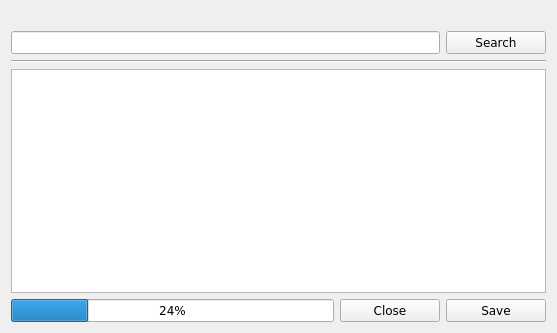
Qt form branches/sayonara-626/src/GUI/alternate_covers/GUI_Alternate_Covers.ui (shahid334/sayonara-player) before a commit.
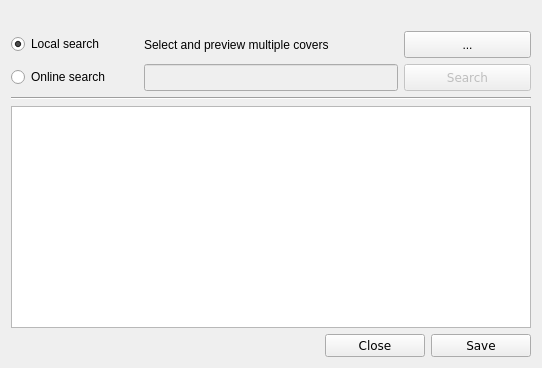
The same form after that commit.

Patch:
```diff
--- a/branches/sayonara-626/src/GUI/alternate_covers/GUI_Alternate_Covers.ui
+++ b/branches/sayonara-626/src/GUI/alternate_covers/GUI_Alternate_Covers.ui
@@ -6,71 +6,86 @@
    <rect>
     <x>0</x>
     <y>0</y>
-    <width>557</width>
-    <height>333</height>
+    <width>538</width>
+    <height>368</height>
    </rect>
   </property>
   <property name="windowTitle">
    <string>Search alternative image</string>
   </property>
   <layout class="QGridLayout" name="gridLayout">
-   <item row="0" column="0" colspan="3">
-    <widget class="QLabel" name="lab_title">
-     <property name="font">
-      <font>
-       <family>DejaVu Sans</family>
-       <weight>75</weight>
-       <bold>true</bold>
-      </font>
-     </property>
-     <property name="text">
-      <string/>
-     </property>
-    </widget>
+   <item row="5" column="0" colspan="4">
+    <layout class="QHBoxLayout" name="horizontalLayout">
+     <item>
+      <spacer name="horizontalSpacer">
+       <property name="orientation">
+        <enum>Qt::Horizontal</enum>
+       </property>
+       <property name="sizeHint" stdset="0">
+        <size>
+         <width>40</width>
+         <height>20</height>
+        </size>
+       </property>
+      </spacer>
+     </item>
+     <item>
+      <widget class="QPushButton" name="btn_cancel">
+       <property name="minimumSize">
+        <size>
+         <width>100</width>
+         <height>0</height>
+        </size>
+       </property>
+       <property name="maximumSize">
+        <size>
+         <width>100</width>
+         <height>16777215</height>
+        </size>
+       </property>
+       <property name="font">
+        <font>
+         <family>DejaVu Sans</family>
+        </font>
+       </property>
+       <property name="focusPolicy">
+        <enum>Qt::NoFocus</enum>
+       </property>
+       <property name="text">
+        <string>Close</string>
+       </property>
+      </widget>
+     </item>
+     <item>
+      <widget class="QPushButton" name="btn_save">
+       <property name="minimumSize">
+        <size>
+         <width>100</width>
+         <height>0</height>
+        </size>
+       </property>
+       <property name="maximumSize">
+        <size>
+         <width>100</width>
+         <height>16777215</height>
+        </size>
+       </property>
+       <property name="font">
+        <font>
+         <family>DejaVu Sans</family>
+        </font>
+       </property>
+       <property name="focusPolicy">
+        <enum>Qt::NoFocus</enum>
+       </property>
+       <property name="text">
+        <string>Save</string>
+       </property>
+      </widget>
+     </item>
+    </layout>
    </item>
-   <item row="1" column="0" colspan="2">
-    <widget class="QLineEdit" name="le_search">
-     <property name="font">
-      <font>
-       <family>DejaVu Sans</family>
-      </font>
-     </property>
-    </widget>
-   </item>
-   <item row="1" column="2">
-    <widget class="QPushButton" name="btn_search">
-     <property name="sizePolicy">
-      <sizepolicy hsizetype="Fixed" vsizetype="Fixed">
-       <horstretch>0</horstretch>
-       <verstretch>0</verstretch>
-      </sizepolicy>
-     </property>
-     <property name="minimumSize">
-      <size>
-       <width>50</width>
-       <height>0</height>
-      </size>
-     </property>
-     <property name="maximumSize">
-      <size>
-       <width>156113</width>
-       <height>16777215</height>
-      </size>
-     </property>
-     <property name="font">
-      <font>
-       <family>DejaVu Sans</family>
-      </font>
-     </property>
-     <property name="focusPolicy">
-      <enum>Qt::NoFocus</enum>
-     </property>
-     <property name="text">
-      <string>Search</string>
-     </property>
-    </widget>
-   </item>
-   <item row="2" column="0" colspan="3">
+   <item row="3" column="0" colspan="4">
     <widget class="Line" name="line">
      <property name="font">
       <font>
@@ -82,8 +97,11 @@
      </property>
     </widget>
    </item>
-   <item row="3" column="0" colspan="3">
+   <item row="4" column="0" colspan="4">
     <widget class="QTableView" name="tv_images">
+     <property name="enabled">
+      <bool>true</bool>
+     </property>
      <property name="minimumSize">
       <size>
        <width>520</width>
@@ -139,18 +157,41 @@
      </attribute>
     </widget>
    </item>
-   <item row="4" column="1">
-    <widget class="QPushButton" name="btn_cancel">
+   <item row="0" column="0" colspan="4">
+    <widget class="QLabel" name="lab_title">
+     <property name="font">
+      <font>
+       <family>DejaVu Sans</family>
+       <weight>75</weight>
+       <bold>true</bold>
+      </font>
+     </property>
+     <property name="text">
+      <string/>
+     </property>
+    </widget>
+   </item>
+   <item row="2" column="3">
+    <widget class="QPushButton" name="btn_search">
+     <property name="enabled">
+      <bool>false</bool>
+     </property>
+     <property name="sizePolicy">
+      <sizepolicy hsizetype="Fixed" vsizetype="Fixed">
+       <horstretch>0</horstretch>
+       <verstretch>0</verstretch>
+      </sizepolicy>
+     </property>
      <property name="minimumSize">
       <size>
-       <width>100</width>
-       <height>0</height>
+       <width>50</width>
+       <height>27</height>
       </size>
      </property>
      <property name="maximumSize">
       <size>
-       <width>100</width>
-       <height>16777215</height>
+       <width>156113</width>
+       <height>27</height>
       </size>
      </property>
      <property name="font">
@@ -162,46 +203,86 @@
       <enum>Qt::NoFocus</enum>
      </property>
      <property name="text">
-      <string>Close</string>
+      <string>Search</string>
      </property>
     </widget>
    </item>
-   <item row="4" column="2">
-    <widget class="QPushButton" name="btn_save">
+   <item row="1" column="3">
+    <widget class="QPushButton" name="btn_file">
      <property name="minimumSize">
       <size>
-       <width>100</width>
-       <height>0</height>
+       <width>0</width>
+       <height>27</height>
       </size>
      </property>
      <property name="maximumSize">
       <size>
-       <width>100</width>
-       <height>16777215</height>
+       <width>16777215</width>
+       <height>27</height>
       </size>
      </property>
+     <property name="focusPolicy">
+      <enum>Qt::NoFocus</enum>
+     </property>
+     <property name="text">
+      <string>...</string>
+     </property>
+    </widget>
+   </item>
+   <item row="2" column="1" colspan="2">
+    <widget class="QLineEdit" name="le_search">
+     <property name="enabled">
+      <bool>false</bool>
+     </property>
+     <property name="minimumSize">
+      <size>
+       <width>0</width>
+       <height>27</height>
+      </size>
+     </property>
+     <property name="maximumSize">
+      <size>
+       <width>16777215</width>
+       <height>27</height>
+      </size>
+     </property>
      <property name="font">
       <font>
        <family>DejaVu Sans</family>
       </font>
      </property>
      <property name="focusPolicy">
+      <enum>Qt::ClickFocus</enum>
+     </property>
+    </widget>
+   </item>
+   <item row="2" column="0">
+    <widget class="QRadioButton" name="rb_online">
+     <property name="focusPolicy">
       <enum>Qt::NoFocus</enum>
      </property>
      <property name="text">
-      <string>Save</string>
+      <string>Online search</string>
      </property>
     </widget>
    </item>
-   <item row="4" column="0">
-    <widget class="QProgressBar" name="pb_progress">
-     <property name="font">
-      <font>
-       <family>DejaVu Sans</family>
-      </font>
+   <item row="1" column="0">
+    <widget class="QRadioButton" name="rb_local">
+     <property name="focusPolicy">
+      <enum>Qt::NoFocus</enum>
      </property>
-     <property name="value">
-      <number>24</number>
+     <property name="text">
+      <string>Local search</string>
+     </property>
+     <property name="checked">
+      <bool>true</bool>
+     </property>
+    </widget>
+   </item>
+   <item row="1" column="1" colspan="2">
+    <widget class="QLabel" name="label">
+     <property name="text">
+      <string>Select and preview multiple covers</string>
      </property>
     </widget>
    </item>
```
Left out of the diff: 67 changed lines with no effect on the pictures.
